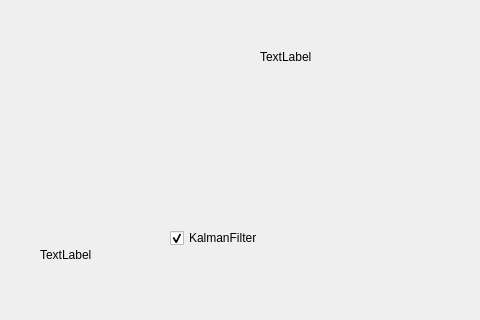
The window that mainwindow.ui (mhozza/HandControl) describes before a commit, drawn with Qt 5; both pictures show x 170 to 650 and y 103 to 423 of the 836 by 423 pixel window.
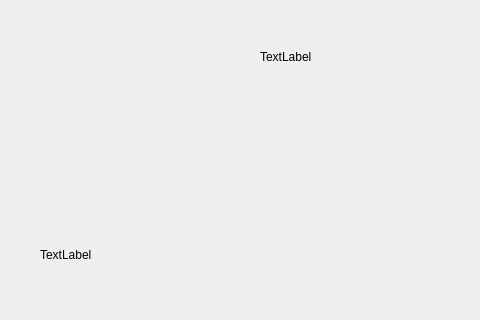
The same window after the commit.

```diff
--- a/mainwindow.ui
+++ b/mainwindow.ui
@@ -75,22 +75,6 @@
      <string>TextLabel</string>
     </property>
    </widget>
-   <widget class="QCheckBox" name="cbKalmanFilter">
-    <property name="geometry">
-     <rect>
-      <x>340</x>
-      <y>330</y>
-      <width>141</width>
-      <height>22</height>
-     </rect>
-    </property>
-    <property name="text">
-     <string>KalmanFilter</string>
-    </property>
-    <property name="checked">
-     <bool>true</bool>
-    </property>
-   </widget>
   </widget>
   <widget class="QMenuBar" name="menubar">
    <property name="geometry">
```
